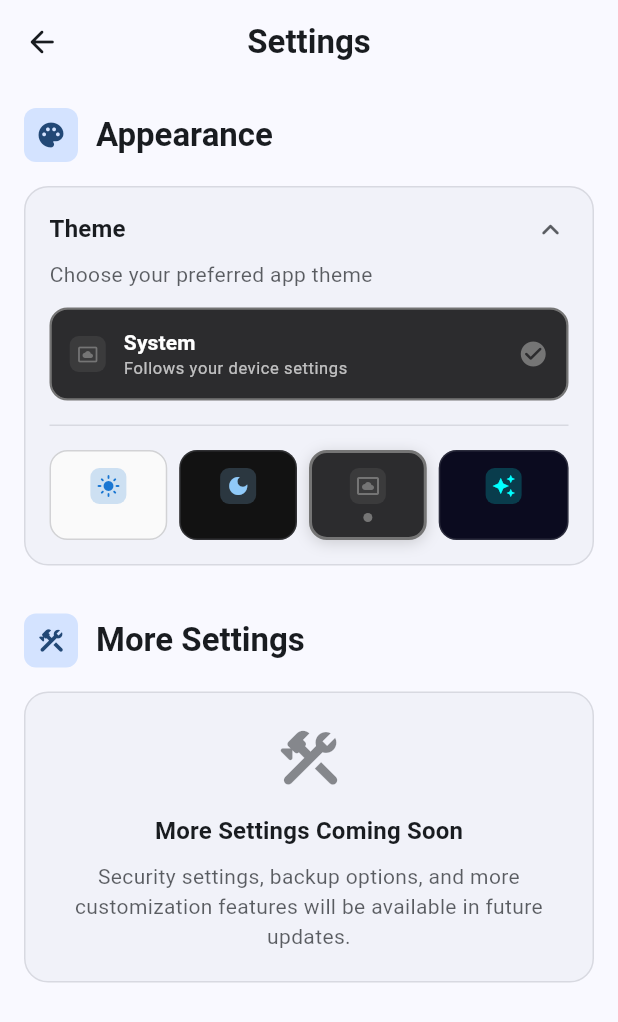
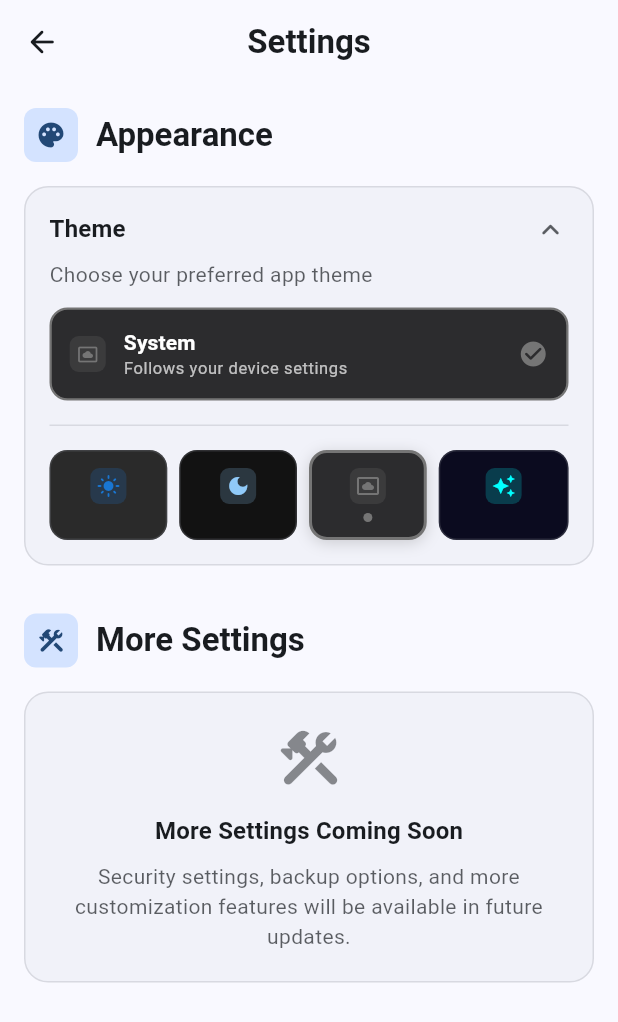
Before and after one commit to Soumaditya-Kashyap/armor-vision, a Flutter app: the SettingsScreen screen opened by its route, after a tap on "Theme", on a phone screen of 412 x 824 dp. Shown: the top 1022 px of the screen. Run offline on Flutter 3.47's test engine with Material 3 defaults, Android fonts, the phone set to English and light mode, and no system bars; our stand-ins replace flutter_secure_storage, hive, hive_flutter, local_auth; missing offline and left inert: encrypt; accounts and stored records are empty; statements that could not run were skipped.

Commit message:
fix: apply dark background for Light theme in settings screen

```diff
--- a/lib/screens/settings/settings_screen.dart
+++ b/lib/screens/settings/settings_screen.dart
@@ -346,7 +346,10 @@ class _SettingsScreenState extends State<SettingsScreen> {
   ) {
     final isSelected = themeProvider.currentThemeMode == mode;
     final themeColor = ArmorThemes.getThemePreviewColor(mode);
-    final backgroundColor = ArmorThemes.getThemeBackgroundColor(mode);
+    // Make Light theme use dark background too
+    final backgroundColor = mode == ArmorThemeMode.light
+        ? const Color(0xFF2A2A2A) // Dark background for Light theme
+        : ArmorThemes.getThemeBackgroundColor(mode);
 
     return Material(
       color: Colors.transparent,
```
